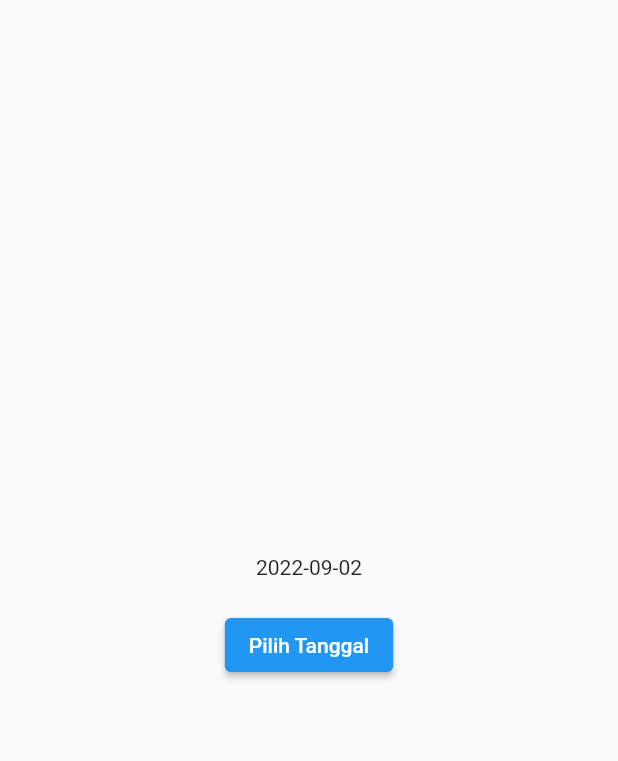
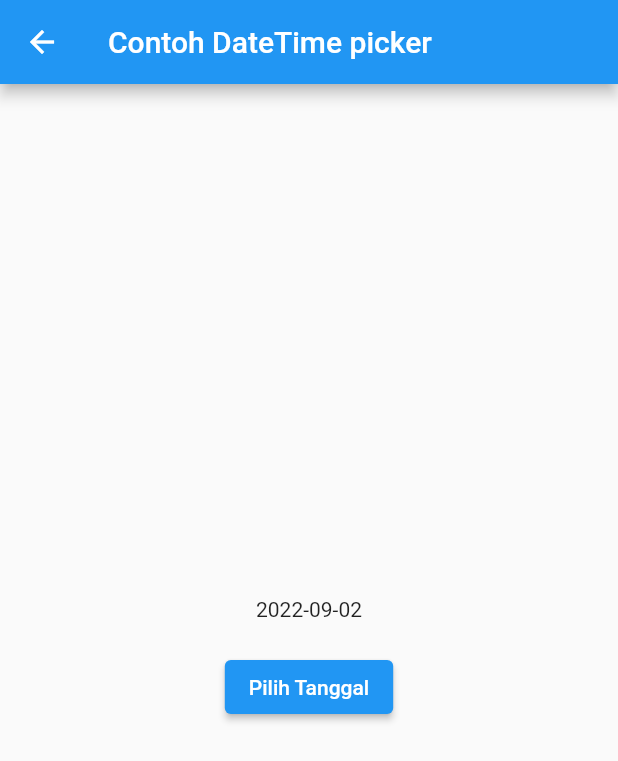
Before and after one commit to hhidayatinc/flutter-fundamental-part1, a Flutter app: the DateTimePicker screen opened directly, on a phone screen of 412 x 824 dp. Shown: the top 761 px of the screen. Run offline on Flutter 3.47's test engine with Material 2 defaults, Android fonts, the phone set to English and light mode, and no system bars.

Commit message:
chore: updated code for basic_widgets

```diff
--- a/lib/basic_widgets/date_time_pickers.dart
+++ b/lib/basic_widgets/date_time_pickers.dart
@@ -27,8 +27,11 @@ DateTime selectedDate = DateTime.now();
 
   @override
   Widget build(BuildContext context) {
-    // TODO: implement build
-    return Center(
+    return Scaffold(
+      appBar: AppBar(
+        title: Text("Contoh DateTime picker"),
+      ),
+      body: Center(
         child: Column(
           mainAxisSize: MainAxisSize.min,
           children: <Widget>[
@@ -46,6 +49,7 @@ DateTime selectedDate = DateTime.now();
             ),
           ],
         ),
-      );
+      ),
+    );
   }
 }
--- a/lib/basic_widgets/scaffold_widget.dart
+++ b/lib/basic_widgets/scaffold_widget.dart
@@ -1,9 +1,9 @@
 import 'package:flutter/material.dart';
 
 class ScaffoldWidget extends StatefulWidget{
-  final String title;
 
-  const ScaffoldWidget({Key? key, required this.title}) : super(key: key);
+
+  const ScaffoldWidget({Key? key}) : super(key: key);
 
   @override
   ScaffoldWidgetState createState() => ScaffoldWidgetState();
@@ -23,7 +23,7 @@ class ScaffoldWidgetState extends State<ScaffoldWidget>{
     // TODO: implement build
     return Scaffold(
       appBar: AppBar(
-        title: Text(widget.title),
+        title: Text("Scaffold Widget"),
       ),
       body: Center(
         child: Column(
```
Also changed, not shown: lib/basic_widgets/dialog_widget.dart (+0 -9 lines), lib/main.dart (+6 -1 lines).
